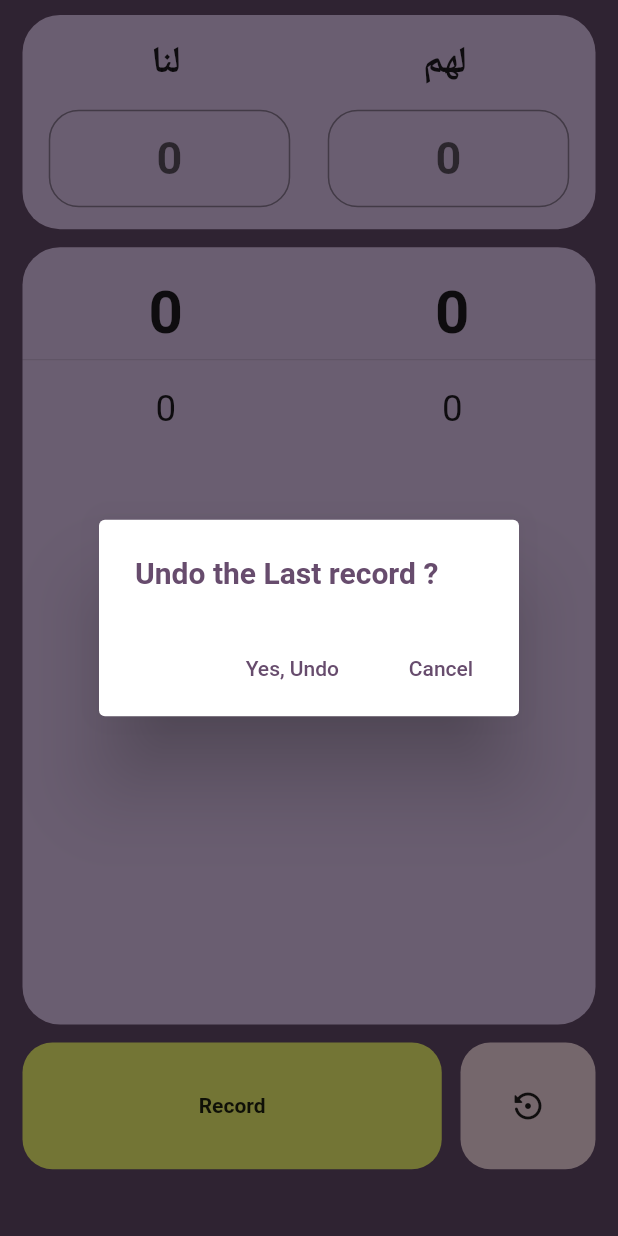
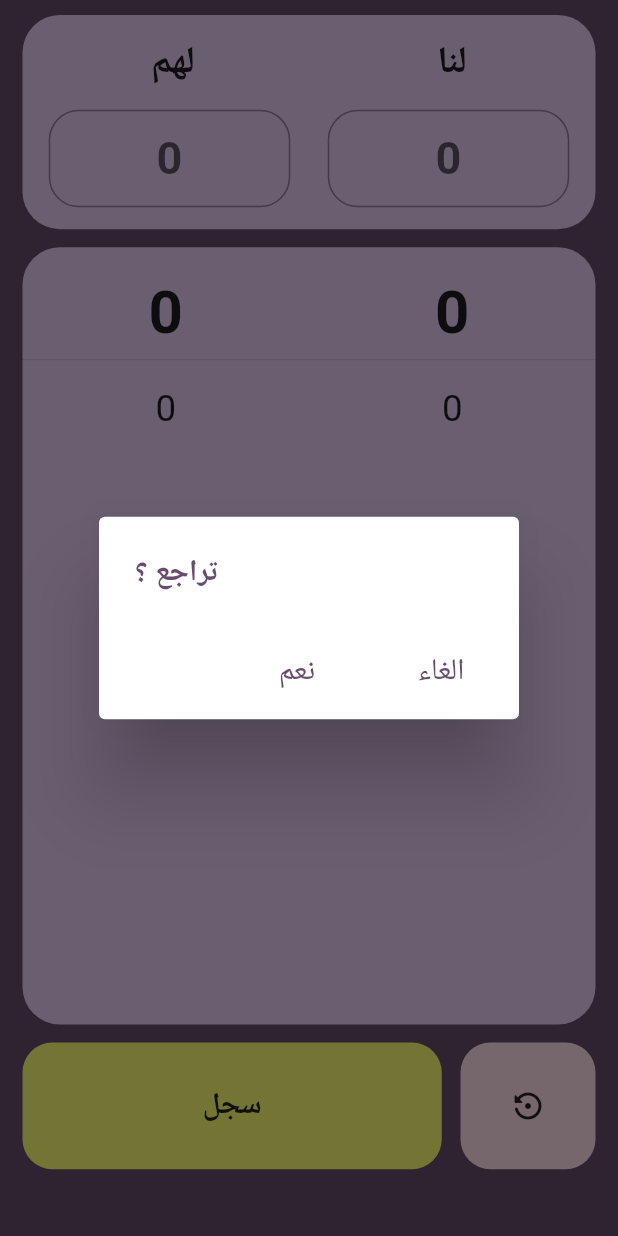
Before and after one commit to AHMED1070/Baloot-Qeed, a Flutter app: the screen it shows after launch, after a tap on the "settings backup restore" icon, on a phone screen of 412 x 824 dp. Run offline on Flutter 3.47's test engine with Material 2 defaults, Android fonts, the phone set to English and light mode, and no system bars; our stand-ins replace flutter_keyboard_visibility.

Commit message:
fixing some bug

```diff
--- a/lib/main.dart
+++ b/lib/main.dart
@@ -98,13 +98,13 @@ class _MyAppState extends State<MyApp> {
                 mainAxisAlignment: MainAxisAlignment.spaceEvenly,
                 children: const [
                   Text(
-                    "لنا",
+                    "لهم",
                     style: TextStyle(fontWeight: FontWeight.bold, fontSize: 25),
                   ),
                   //arrowIndecator(),
                   SizedBox(width: 25),
                   Text(
-                    "لهم",
+                    "لنا",
                     style: TextStyle(fontWeight: FontWeight.bold, fontSize: 25),
                   )
                 ],
@@ -192,6 +192,7 @@ class _MyAppState extends State<MyApp> {
 
   myTextField(TextEditingController ctrl) {
     return TextField(
+      onEditingComplete: recordFunc,
       cursorColor: bgColor,
       textAlign: TextAlign.center,
       controller: ctrl,
@@ -231,8 +232,8 @@ class _MyAppState extends State<MyApp> {
         onPressed: () {
           recordFunc();
         },
-        child:
-            const Text("Record", style: TextStyle(fontWeight: FontWeight.bold)),
+        child: const Text("سجل",
+            style: TextStyle(fontWeight: FontWeight.bold, fontSize: 20)),
       ),
     );
   }
@@ -322,7 +323,7 @@ class _MyAppState extends State<MyApp> {
         return Expanded(
           child: AlertDialog(
             title: Text(
-              "Game Over !",
+              "!انتهت السكة ",
               style: TextStyle(color: bgColor, fontWeight: FontWeight.bold),
             ),
             actions: [
@@ -332,13 +333,13 @@ class _MyAppState extends State<MyApp> {
                     restartGameFunc();
                   },
                   child: Text(
-                    "Start New Game ",
+                    "سكة جديدة  ",
                     style: TextStyle(color: bgColor),
                   )),
               //
               MaterialButton(
                   child: Text(
-                    "Undo",
+                    "تراجع",
                     style: TextStyle(color: bgColor),
                   ),
                   onPressed: () {
@@ -359,7 +360,7 @@ class _MyAppState extends State<MyApp> {
         return Expanded(
           child: AlertDialog(
             title: Text(
-              "Undo the Last record ?",
+              "تراجع ؟ ",
               style: TextStyle(color: bgColor, fontWeight: FontWeight.bold),
             ),
             actions: [
@@ -370,14 +371,14 @@ class _MyAppState extends State<MyApp> {
                     Navigator.pop(context);
                   },
                   child: Text(
-                    "Yes, Undo",
-                    style: TextStyle(color: bgColor),
+                    "نعم",
+                    style: TextStyle(color: bgColor, fontSize: 20),
                   )),
               //
               MaterialButton(
                   child: Text(
-                    "Cancel",
-                    style: TextStyle(color: bgColor),
+                    "الغاء",
+                    style: TextStyle(color: bgColor, fontSize: 20),
                   ),
                   onPressed: () {
                     Navigator.pop(context);
@@ -391,17 +392,19 @@ class _MyAppState extends State<MyApp> {
 
   restartGameFunc() {
     setState(() {
-      lna_array = [];
-      lhm_array = [];
+      lna_array = [0];
+      lhm_array = [0];
       Navigator.pop(context);
       lnaSum = lhmSum = 0;
     });
   }
 
   recordFunc() {
+    FocusScope.of(context).requestFocus(FocusNode());
     setState(() {
       if (lna.text == "" && lhm.text == "") {
         // dont add anything if both 0
+        return;
       } else {
         if (lna.text == "") {
           lna_array.add(0);
```
